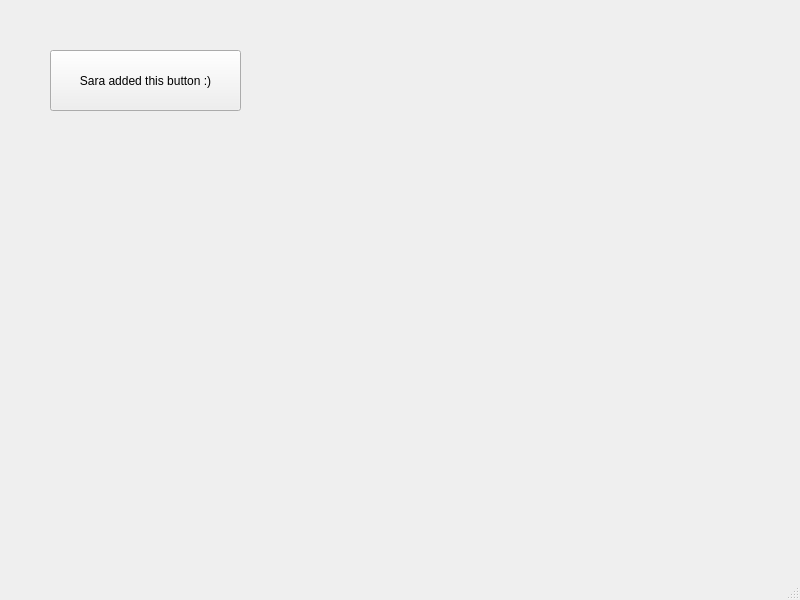
Qt form mainwindow.ui (cupcakequeen77777/Neureset-Device-Control-System) before a commit.
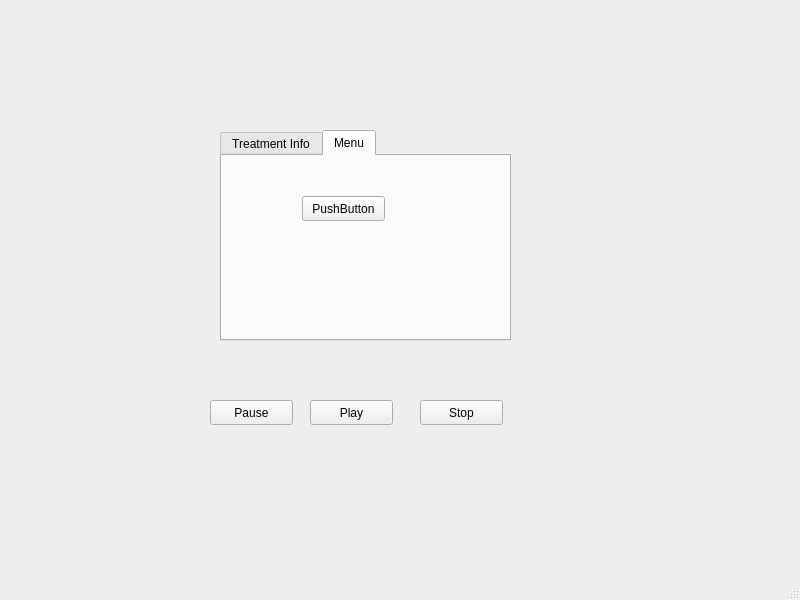
The same form after that commit.

The edit to the form file:
```diff
--- a/mainwindow.ui
+++ b/mainwindow.ui
@@ -17,16 +17,78 @@
    <widget class="QPushButton" name="deleteMe">
     <property name="geometry">
      <rect>
-      <x>50</x>
-      <y>50</y>
-      <width>191</width>
-      <height>61</height>
+      <x>210</x>
+      <y>400</y>
+      <width>83</width>
+      <height>25</height>
      </rect>
     </property>
     <property name="text">
-     <string>Sara added this button :)</string>
+     <string>Pause</string>
     </property>
    </widget>
+   <widget class="QPushButton" name="pushButton_2">
+    <property name="geometry">
+     <rect>
+      <x>310</x>
+      <y>400</y>
+      <width>83</width>
+      <height>25</height>
+     </rect>
+    </property>
+    <property name="text">
+     <string>Play</string>
+    </property>
+   </widget>
+   <widget class="QPushButton" name="pushButton_3">
+    <property name="geometry">
+     <rect>
+      <x>420</x>
+      <y>400</y>
+      <width>83</width>
+      <height>25</height>
+     </rect>
+    </property>
+    <property name="text">
+     <string>Stop</string>
+    </property>
+   </widget>
+   <widget class="QTabWidget" name="tabWidget">
+    <property name="geometry">
+     <rect>
+      <x>220</x>
+      <y>130</y>
+      <width>291</width>
+      <height>211</height>
+     </rect>
+    </property>
+    <property name="currentIndex">
+     <number>1</number>
+    </property>
+    <widget class="QWidget" name="tab">
+     <attribute name="title">
+      <string>Treatment Info</string>
+     </attribute>
+    </widget>
+    <widget class="QWidget" name="tab_2">
+     <attribute name="title">
+      <string>Menu</string>
+     </attribute>
+     <widget class="QPushButton" name="pushButton_4">
+      <property name="geometry">
+       <rect>
+        <x>80</x>
+        <y>40</y>
+        <width>83</width>
+        <height>25</height>
+       </rect>
+      </property>
+      <property name="text">
+       <string>PushButton</string>
+      </property>
+     </widget>
+    </widget>
+   </widget>
   </widget>
   <widget class="QMenuBar" name="menubar">
    <property name="geometry">
```
Left out of the diff: 2 changed lines with no effect on the pictures.
